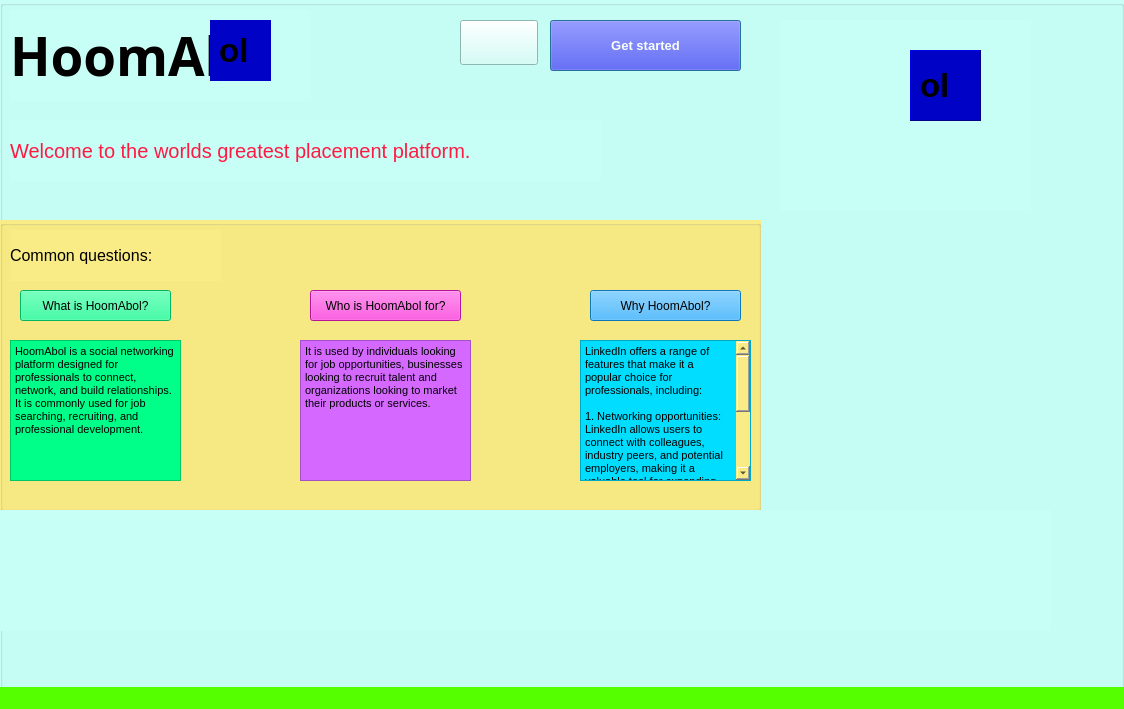
First picture: the form in splash.ui, repository HOOMANRT/HoomAbol, before the edit.
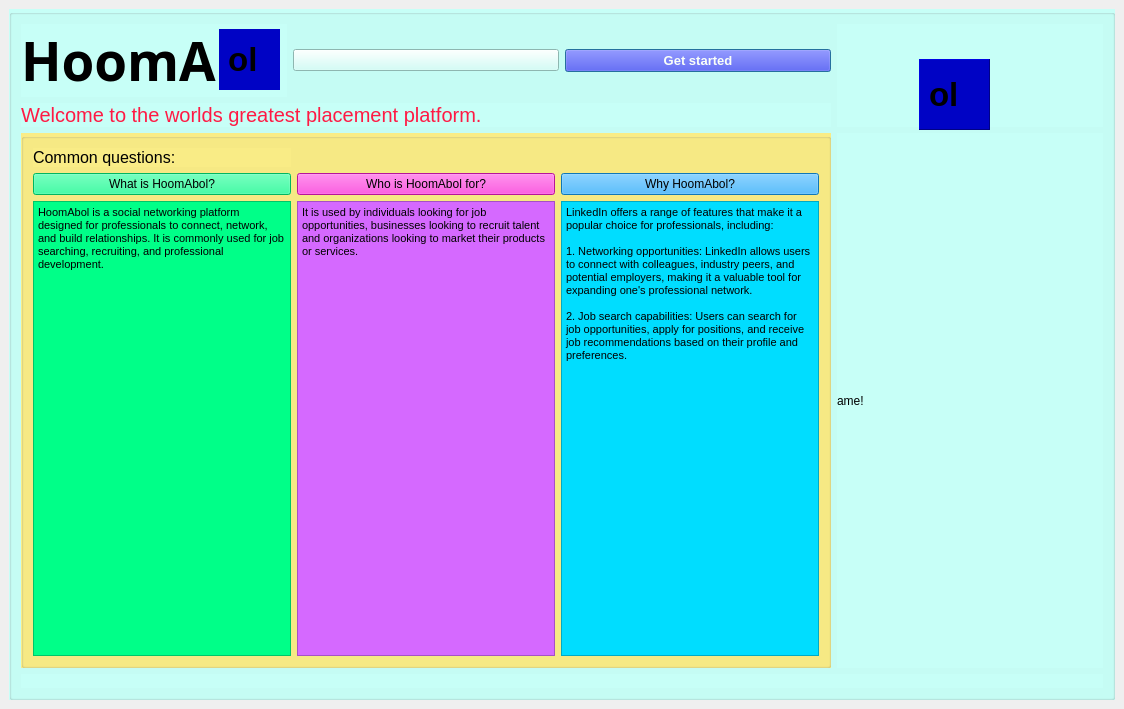
Second picture: the form after the edit. Icons and pictures are not drawn.

Commit message: login-page-with-image-2

What changed in the file:
```diff
--- a/splash.ui
+++ b/splash.ui
@@ -14,18 +14,12 @@
    <string>Splash</string>
   </property>
   <property name="styleSheet">
-   <string notr="true">background-color: rgb(85, 255, 0);</string>
+   <string notr="true"/>
   </property>
   <widget class="QWidget" name="centralwidget">
+   <layout class="QGridLayout" name="gridLayout">
+    <item row="0" column="0">
    <widget class="QGroupBox" name="groupBox">
-    <property name="geometry">
-     <rect>
-      <x>0</x>
-      <y>0</y>
-      <width>1124</width>
-      <height>709</height>
-     </rect>
-    </property>
     <property name="font">
      <font>
       <weight>50</weight>
@@ -42,37 +36,9 @@
     <property name="title">
      <string/>
     </property>
-    <widget class="QLabel" name="label">
-     <property name="geometry">
-      <rect>
-       <x>780</x>
-       <y>20</y>
-       <width>251</width>
-       <height>191</height>
-      </rect>
-     </property>
-     <property name="styleSheet">
-      <string notr="true">image: url(:/board/im-splash-1.png);</string>
-     </property>
-     <property name="frameShape">
-      <enum>QFrame::NoFrame</enum>
-     </property>
-     <property name="frameShadow">
-      <enum>QFrame::Plain</enum>
-     </property>
-     <property name="text">
-      <string/>
-     </property>
-    </widget>
+      <layout class="QGridLayout" name="gridLayout_2">
+       <item row="0" column="0">
     <widget class="QLabel" name="label_2">
-     <property name="geometry">
-      <rect>
-       <x>10</x>
-       <y>10</y>
-       <width>301</width>
-       <height>91</height>
-      </rect>
-     </property>
      <property name="font">
       <font>
        <family>Andalus</family>
@@ -88,40 +54,25 @@
       <string>HoomAb</string>
      </property>
     </widget>
-    <widget class="QLabel" name="label_3">
-     <property name="geometry">
-      <rect>
-       <x>10</x>
-       <y>120</y>
-       <width>591</width>
-       <height>61</height>
-      </rect>
-     </property>
+       </item>
+       <item row="0" column="1">
+        <widget class="QPushButton" name="pushButton_5">
      <property name="font">
       <font>
-       <pointsize>15</pointsize>
-       <italic>false</italic>
-       <underline>false</underline>
-       <strikeout>false</strikeout>
-       <kerning>true</kerning>
+           <weight>50</weight>
+           <bold>false</bold>
       </font>
      </property>
      <property name="styleSheet">
-      <string notr="true">color: rgb(255, 26, 68);</string>
+          <string notr="true">image: url(:/icon/icon-theme.png);</string>
      </property>
      <property name="text">
-      <string>Welcome to the worlds greatest placement platform.</string>
-     </property>
-    </widget>
+          <string/>
+         </property>
+        </widget>
+       </item>
+       <item row="0" column="2">
     <widget class="QPushButton" name="pushButton">
-     <property name="geometry">
-      <rect>
-       <x>550</x>
-       <y>20</y>
-       <width>191</width>
-       <height>51</height>
-      </rect>
-     </property>
      <property name="font">
       <font>
        <pointsize>10</pointsize>
@@ -154,15 +105,44 @@
       <bool>false</bool>
      </property>
     </widget>
+       </item>
+       <item row="0" column="3" rowspan="2">
+        <widget class="QLabel" name="label">
+         <property name="styleSheet">
+          <string notr="true">image: url(:/board/im-splash-1.png);</string>
+         </property>
+         <property name="frameShape">
+          <enum>QFrame::NoFrame</enum>
+         </property>
+         <property name="frameShadow">
+          <enum>QFrame::Plain</enum>
+         </property>
+         <property name="text">
+          <string/>
+         </property>
+        </widget>
+       </item>
+       <item row="1" column="0" colspan="3">
+        <widget class="QLabel" name="label_3">
+         <property name="font">
+          <font>
+           <pointsize>15</pointsize>
+           <italic>false</italic>
+           <underline>false</underline>
+           <strikeout>false</strikeout>
+           <kerning>true</kerning>
+          </font>
+         </property>
+         <property name="styleSheet">
+          <string notr="true">color: rgb(255, 26, 68);</string>
+         </property>
+         <property name="text">
+          <string>Welcome to the worlds greatest placement platform.</string>
+         </property>
+        </widget>
+       </item>
+       <item row="2" column="0" colspan="3">
     <widget class="QGroupBox" name="groupBox_2">
-     <property name="geometry">
-      <rect>
-       <x>0</x>
-       <y>220</y>
-       <width>761</width>
-       <height>291</height>
-      </rect>
-     </property>
      <property name="font">
       <font>
        <weight>50</weight>
@@ -185,15 +165,9 @@
      <property name="checkable">
       <bool>false</bool>
      </property>
+         <layout class="QGridLayout" name="gridLayout_3">
+          <item row="0" column="0">
      <widget class="QLabel" name="label_4">
-      <property name="geometry">
-       <rect>
-        <x>10</x>
-        <y>10</y>
-        <width>211</width>
-        <height>51</height>
-       </rect>
-      </property>
       <property name="font">
        <font>
         <pointsize>12</pointsize>
@@ -208,15 +182,9 @@
        <string>Common questions:</string>
       </property>
      </widget>
+          </item>
+          <item row="1" column="0">
      <widget class="QPushButton" name="pushButton_2">
-      <property name="geometry">
-       <rect>
-        <x>20</x>
-        <y>70</y>
-        <width>151</width>
-        <height>31</height>
-       </rect>
-      </property>
       <property name="styleSheet">
        <string notr="true">background-color: rgb(0, 255, 136);
 color: rgb(0, 0, 0);</string>
@@ -225,15 +193,9 @@
        <string>What is HoomAbol?</string>
       </property>
      </widget>
+          </item>
+          <item row="1" column="1">
      <widget class="QPushButton" name="pushButton_3">
-      <property name="geometry">
-       <rect>
-        <x>310</x>
-        <y>70</y>
-        <width>151</width>
-        <height>31</height>
-       </rect>
-      </property>
       <property name="styleSheet">
        <string notr="true">background-color: rgb(255, 105, 55);
 color: rgb(0, 0, 0);
@@ -246,15 +208,9 @@
        <string>Who is HoomAbol for?</string>
       </property>
      </widget>
+          </item>
+          <item row="1" column="2">
      <widget class="QPushButton" name="pushButton_4">
-      <property name="geometry">
-       <rect>
-        <x>590</x>
-        <y>70</y>
-        <width>151</width>
-        <height>31</height>
-       </rect>
-      </property>
       <property name="styleSheet">
        <string notr="true">background-color: rgb(23, 166, 255);
 color: rgb(0, 0, 0);</string>
@@ -263,15 +219,9 @@
        <string>Why HoomAbol?</string>
       </property>
      </widget>
+          </item>
+          <item row="2" column="0">
      <widget class="QTextBrowser" name="textBrowser">
-      <property name="geometry">
-       <rect>
-        <x>10</x>
-        <y>120</y>
-        <width>171</width>
-        <height>141</height>
-       </rect>
-      </property>
       <property name="styleSheet">
        <string notr="true">color: rgb(0, 0, 0);
 background-color: rgb(0, 255, 136);</string>
@@ -284,15 +234,9 @@
 &lt;p style=&quot; margin-top:0px; margin-bottom:0px; margin-left:0px; margin-right:0px; -qt-block-indent:0; text-indent:0px;&quot;&gt;&lt;span style=&quot; font-size:8pt;&quot;&gt;HoomAbol is a social networking platform designed for professionals to connect, network, and build relationships. It is commonly used for job searching, recruiting, and professional development.&lt;/span&gt;&lt;/p&gt;&lt;/body&gt;&lt;/html&gt;</string>
       </property>
      </widget>
+          </item>
+          <item row="2" column="1">
      <widget class="QTextBrowser" name="textBrowser_2">
-      <property name="geometry">
-       <rect>
-        <x>300</x>
-        <y>120</y>
-        <width>171</width>
-        <height>141</height>
-       </rect>
-      </property>
       <property name="styleSheet">
        <string notr="true">background-color: rgb(213, 105, 255);
 color: rgb(0, 0, 0);</string>
@@ -305,15 +249,9 @@
 &lt;p style=&quot; margin-top:0px; margin-bottom:0px; margin-left:0px; margin-right:0px; -qt-block-indent:0; text-indent:0px;&quot;&gt;&lt;span style=&quot; font-size:8pt;&quot;&gt;It is used by individuals looking for job opportunities, businesses looking to recruit talent and organizations looking to market their products or services.&lt;/span&gt;&lt;/p&gt;&lt;/body&gt;&lt;/html&gt;</string>
       </property>
      </widget>
+          </item>
+          <item row="2" column="2">
      <widget class="QTextBrowser" name="textBrowser_3">
-      <property name="geometry">
-       <rect>
-        <x>580</x>
-        <y>120</y>
-        <width>171</width>
-        <height>141</height>
-       </rect>
-      </property>
       <property name="styleSheet">
        <string notr="true">color: rgb(0, 0, 0);
 background-color: rgb(0, 221, 255);</string>
@@ -331,7 +269,35 @@
 &lt;p style=&quot;-qt-paragraph-type:empty; margin-top:0px; margin-bottom:0px; margin-left:0px; margin-right:0px; -qt-block-indent:0; text-indent:0px; font-size:8pt;&quot;&gt;&lt;br /&gt;&lt;/p&gt;&lt;/body&gt;&lt;/html&gt;</string>
       </property>
      </widget>
-    </widget>
+          </item>
+         </layout>
+        </widget>
+       </item>
+       <item row="3" column="0" colspan="4">
+        <widget class="QLabel" name="label_7">
+         <property name="styleSheet">
+          <string notr="true">image: url(:/board/im-splash-2.png);</string>
+         </property>
+         <property name="text">
+          <string/>
+         </property>
+        </widget>
+       </item>
+       <item row="2" column="3">
+        <layout class="QGridLayout" name="gridLayout_4">
+         <property name="sizeConstraint">
+          <enum>QLayout::SetFixedSize</enum>
+         </property>
+         <item row="0" column="0">
+          <widget class="QLabel" name="label_8">
+           <property name="text">
+            <string>ame!</string>
+           </property>
+          </widget>
+         </item>
+        </layout>
+       </item>
+      </layout>
     <widget class="QLabel" name="label_5">
      <property name="geometry">
       <rect>
@@ -384,57 +350,10 @@
       <string> ol</string>
      </property>
     </widget>
-    <widget class="QPushButton" name="pushButton_5">
-     <property name="geometry">
-      <rect>
-       <x>460</x>
-       <y>20</y>
-       <width>78</width>
-       <height>45</height>
-      </rect>
-     </property>
-     <property name="font">
-      <font>
-       <weight>50</weight>
-       <bold>false</bold>
-      </font>
-     </property>
-     <property name="styleSheet">
-      <string notr="true">image: url(:/icon/icon-theme.png);</string>
-     </property>
-     <property name="text">
-      <string/>
-     </property>
-    </widget>
-    <widget class="QLabel" name="label_7">
-     <property name="geometry">
-      <rect>
-       <x>0</x>
-       <y>510</y>
-       <width>1051</width>
-       <height>121</height>
-      </rect>
-     </property>
-     <property name="styleSheet">
-      <string notr="true">image: url(:/board/im-splash-2.png);</string>
-     </property>
-     <property name="text">
-      <string/>
-     </property>
-    </widget>
-   </widget>
-  </widget>
-  <widget class="QMenuBar" name="menubar">
-   <property name="geometry">
-    <rect>
-     <x>0</x>
-     <y>0</y>
-     <width>1124</width>
-     <height>21</height>
-    </rect>
-   </property>
-  </widget>
-  <widget class="QStatusBar" name="statusbar"/>
+     </widget>
+    </item>
+   </layout>
+  </widget>
  </widget>
  <resources/>
  <connections/>
```
Lines whose indentation alone changed are shown as unchanged. The commit also changes 6 other files.
